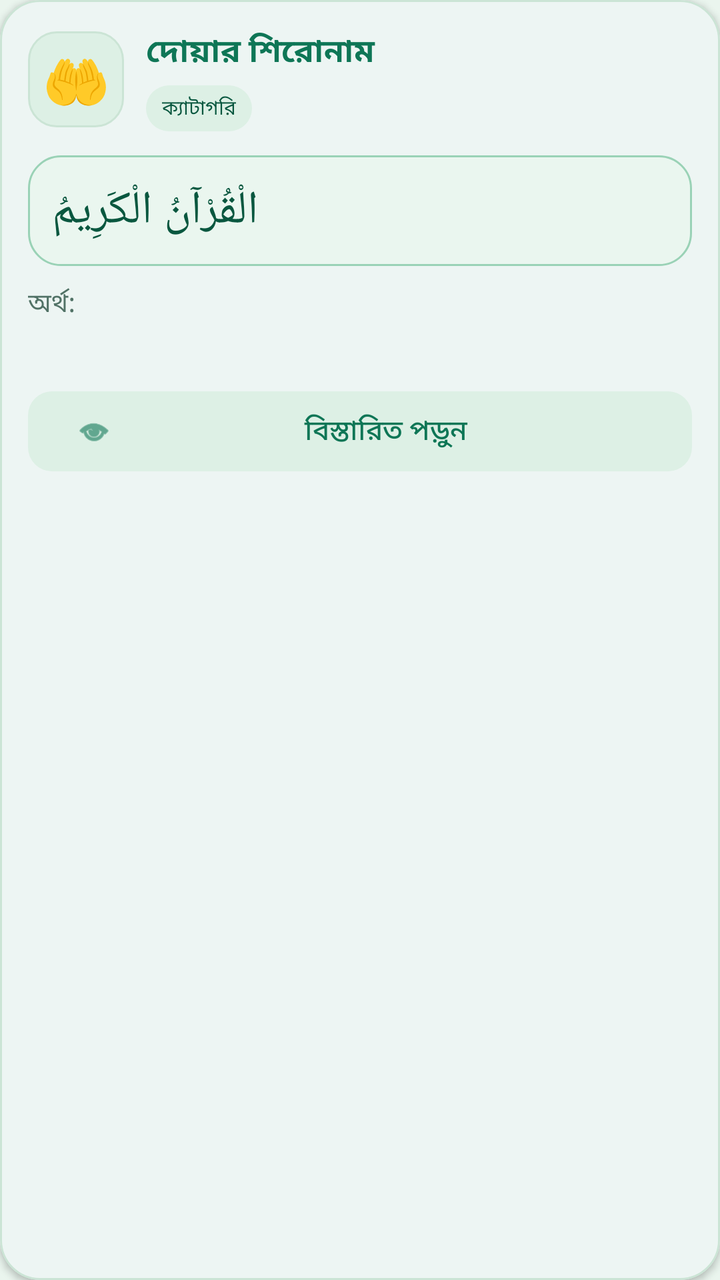
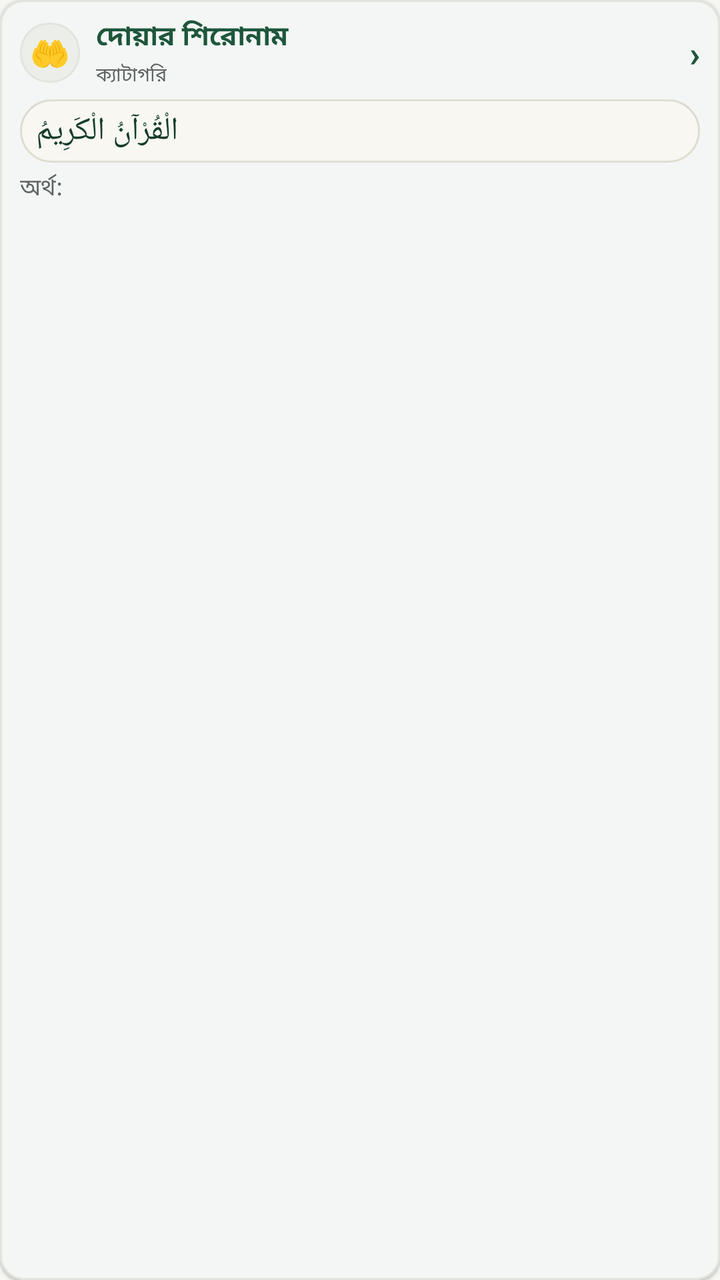

Screens rendered from an Android XML layout before and after an edit, with the pre-edit source and the edit as a unified diff.
<!-- AndroidManifest.xml: application theme Theme.IslamicAlarm -->
<!-- res/layout/item_dua.xml -->
<?xml version="1.0" encoding="utf-8"?>
<com.google.android.material.card.MaterialCardView xmlns:android="http://schemas.android.com/apk/res/android"
    xmlns:app="http://schemas.android.com/apk/res-auto"
    android:layout_width="match_parent"
    android:layout_height="wrap_content"
    android:layout_marginHorizontal="14dp"
    android:layout_marginVertical="7dp"
    android:clickable="true"
    android:focusable="true"
    app:cardBackgroundColor="@color/dua_surface"
    app:cardCornerRadius="20dp"
    app:cardElevation="2dp"
    app:strokeColor="@color/dua_border"
    app:strokeWidth="1dp">

    <LinearLayout
        android:layout_width="match_parent"
        android:layout_height="wrap_content"
        android:orientation="vertical"
        android:padding="14dp">

        <LinearLayout
            android:layout_width="match_parent"
            android:layout_height="wrap_content"
            android:gravity="center_vertical"
            android:orientation="horizontal">

            <TextView
                android:id="@+id/tvDuaIcon"
                android:layout_width="48dp"
                android:layout_height="48dp"
                android:background="@drawable/bg_dua_artwork"
                android:gravity="center"
                android:text="🤲"
                android:textSize="27sp" />

            <LinearLayout
                android:layout_width="0dp"
                android:layout_height="wrap_content"
                android:layout_marginStart="11dp"
                android:layout_weight="1"
                android:orientation="vertical">

                <TextView
                    android:id="@+id/tvDuaTitle"
                    android:layout_width="match_parent"
                    android:layout_height="wrap_content"
                    android:text="দোয়ার শিরোনাম"
                    android:textColor="@color/dua_primary"
                    android:textSize="16sp"
                    android:textStyle="bold" />

                <TextView
                    android:id="@+id/tvDuaCategoryTag"
                    android:layout_width="wrap_content"
                    android:layout_height="wrap_content"
                    android:layout_marginTop="5dp"
                    android:background="@drawable/bg_dua_count"
                    android:paddingHorizontal="8dp"
                    android:paddingVertical="4dp"
                    android:text="ক্যাটাগরি"
                    android:textColor="@color/dua_primary_dark"
                    android:textSize="10sp" />
            </LinearLayout>
        </LinearLayout>

        <TextView
            android:id="@+id/tvDuaArabic"
            android:layout_width="match_parent"
            android:layout_height="wrap_content"
            android:layout_marginTop="12dp"
            android:background="@drawable/bg_arabic_verse"
            android:gravity="end"
            android:lineSpacingExtra="5dp"
            android:maxLines="4"
            android:padding="12dp"
            android:text="الْقُرْآنُ الْكَرِيمُ"
            android:textColor="@color/dua_primary_dark"
            android:textDirection="rtl"
            android:textSize="23sp"
            android:fontFamily="serif" />

        <TextView
            android:id="@+id/tvDuaTranslation"
            android:layout_width="match_parent"
            android:layout_height="wrap_content"
            android:layout_marginTop="9dp"
            android:ellipsize="end"
            android:maxLines="3"
            android:text="অর্থ:"
            android:textColor="@color/dua_muted"
            android:textSize="13sp" />

        <TextView
            android:id="@+id/tvDuaWhen"
            android:layout_width="match_parent"
            android:layout_height="wrap_content"
            android:layout_marginTop="7dp"
            android:textColor="@color/dua_muted"
            android:textSize="12sp" />

        <com.google.android.material.button.MaterialButton
            android:id="@+id/btnOpenDuaDetail"
            style="@style/Widget.Material3.Button.TonalButton"
            android:layout_width="match_parent"
            android:layout_height="wrap_content"
            android:layout_marginTop="7dp"
            android:text="বিস্তারিত পড়ুন"
            android:textColor="@color/dua_primary"
            app:backgroundTint="@color/dua_soft_green"
            app:cornerRadius="12dp"
            app:icon="@android:drawable/ic_menu_view"
            app:iconTint="@color/dua_primary" />
    </LinearLayout>
</com.google.android.material.card.MaterialCardView>
<!-- resources referenced by this layout -->
<resources>
  <color name="dua_border">#CBE4D5</color>
  <color name="dua_muted">#517266</color>
  <color name="dua_primary">#0E7656</color>
  <color name="dua_primary_dark">#09573F</color>
  <color name="dua_soft_green">#DDF0E5</color>
  <color name="dua_surface">#FFFFFF</color>
  <!-- drawable bg_arabic_verse (drawable) -->
  <?xml version="1.0" encoding="utf-8"?>
  <shape xmlns:android="http://schemas.android.com/apk/res/android"
      android:shape="rectangle">
      <solid android:color="#EAF6EF" />
      <stroke
          android:width="1dp"
          android:color="#9AD2B6" />
      <corners android:radius="16dp" />
  </shape>
  <!-- drawable bg_dua_artwork (drawable) -->
  <?xml version="1.0" encoding="utf-8"?>
  <shape xmlns:android="http://schemas.android.com/apk/res/android">
      <solid android:color="@color/dua_soft_green" />
      <corners android:radius="14dp" />
      <stroke
          android:width="1dp"
          android:color="@color/dua_border" />
  </shape>
  <!-- drawable bg_dua_count (drawable) -->
  <?xml version="1.0" encoding="utf-8"?>
  <shape xmlns:android="http://schemas.android.com/apk/res/android">
      <solid android:color="@color/dua_soft_green"/>
      <corners android:radius="30dp"/>
  </shape>
  <style name="Theme.IslamicAlarm" parent="Theme.Material3.Light.NoActionBar">
          <item name="colorPrimary">@color/dua_primary</item>
          <item name="colorOnPrimary">@color/white</item>
          <item name="colorPrimaryDark">@color/primary_variant</item>
          <item name="colorSecondary">@color/secondary</item>
          <item name="colorOnSecondary">@color/white</item>
          <item name="colorSurface">@color/surface</item>
          <item name="colorOnSurface">@color/text_primary</item>
          <item name="android:colorBackground">@color/background</item>
          <item name="colorOnBackground">@color/text_primary</item>
          <item name="android:statusBarColor">@color/background</item>
          <item name="android:navigationBarColor">@color/background</item>
          <item name="android:windowLightStatusBar">true</item>
          <item name="android:windowLightNavigationBar">true</item>
          <item name="android:windowBackground">@color/background</item>
      </style>
  <color name="white">#FFFFFFFF</color>
  <color name="primary_variant">#09573F</color>
  <color name="secondary">#0E7656</color>
  <color name="surface">#FFFFFF</color>
  <color name="text_primary">#123328</color>
  <color name="background">#EAF5EE</color>
</resources>

<!-- the commit's change to res/layout/item_dua.xml (unified diff, before → after) -->
@@ -3,13 +3,13 @@
     xmlns:app="http://schemas.android.com/apk/res-auto"
     android:layout_width="match_parent"
     android:layout_height="wrap_content"
-    android:layout_marginHorizontal="14dp"
-    android:layout_marginVertical="7dp"
+    android:layout_marginHorizontal="12dp"
+    android:layout_marginVertical="3dp"
     android:clickable="true"
     android:focusable="true"
     app:cardBackgroundColor="@color/dua_surface"
-    app:cardCornerRadius="20dp"
-    app:cardElevation="2dp"
+    app:cardCornerRadius="12dp"
+    app:cardElevation="1dp"
     app:strokeColor="@color/dua_border"
     app:strokeWidth="1dp">
 
@@ -17,7 +17,8 @@
         android:layout_width="match_parent"
         android:layout_height="wrap_content"
         android:orientation="vertical"
-        android:padding="14dp">
+        android:paddingHorizontal="10dp"
+        android:paddingVertical="8dp">
 
         <LinearLayout
             android:layout_width="match_parent"
@@ -27,17 +28,17 @@
 
             <TextView
                 android:id="@+id/tvDuaIcon"
-                android:layout_width="48dp"
-                android:layout_height="48dp"
+                android:layout_width="30dp"
+                android:layout_height="30dp"
                 android:background="@drawable/bg_dua_artwork"
                 android:gravity="center"
                 android:text="🤲"
-                android:textSize="27sp" />
+                android:textSize="16sp" />
 
             <LinearLayout
                 android:layout_width="0dp"
                 android:layout_height="wrap_content"
-                android:layout_marginStart="11dp"
+                android:layout_marginStart="8dp"
                 android:layout_weight="1"
                 android:orientation="vertical">
 
@@ -45,71 +46,72 @@
                     android:id="@+id/tvDuaTitle"
                     android:layout_width="match_parent"
                     android:layout_height="wrap_content"
+                    android:ellipsize="end"
+                    android:maxLines="2"
                     android:text="দোয়ার শিরোনাম"
                     android:textColor="@color/dua_primary"
-                    android:textSize="16sp"
+                    android:textSize="13.5sp"
                     android:textStyle="bold" />
 
                 <TextView
                     android:id="@+id/tvDuaCategoryTag"
                     android:layout_width="wrap_content"
                     android:layout_height="wrap_content"
-                    android:layout_marginTop="5dp"
-                    android:background="@drawable/bg_dua_count"
-                    android:paddingHorizontal="8dp"
-                    android:paddingVertical="4dp"
+                    android:layout_marginTop="2dp"
+                    android:ellipsize="end"
+                    android:maxLines="1"
                     android:text="ক্যাটাগরি"
-                    android:textColor="@color/dua_primary_dark"
-                    android:textSize="10sp" />
+                    android:textColor="@color/dua_muted"
+                    android:textSize="9.5sp" />
             </LinearLayout>
+
+            <TextView
+                android:layout_width="wrap_content"
+                android:layout_height="wrap_content"
+                android:paddingStart="6dp"
+                android:text="›"
+                android:textColor="@color/dua_primary"
+                android:textSize="18sp"
+                android:textStyle="bold" />
         </LinearLayout>
 
         <TextView
             android:id="@+id/tvDuaArabic"
             android:layout_width="match_parent"
             android:layout_height="wrap_content"
-            android:layout_marginTop="12dp"
+            android:layout_marginTop="5dp"
             android:background="@drawable/bg_arabic_verse"
+            android:ellipsize="end"
+            android:fontFamily="serif"
             android:gravity="end"
-            android:lineSpacingExtra="5dp"
-            android:maxLines="4"
-            android:padding="12dp"
+            android:lineSpacingExtra="2dp"
+            android:maxLines="2"
+            android:paddingHorizontal="8dp"
+            android:paddingVertical="5dp"
             android:text="الْقُرْآنُ الْكَرِيمُ"
             android:textColor="@color/dua_primary_dark"
             android:textDirection="rtl"
-            android:textSize="23sp"
-            android:fontFamily="serif" />
+            android:textSize="16sp" />
 
         <TextView
             android:id="@+id/tvDuaTranslation"
             android:layout_width="match_parent"
             android:layout_height="wrap_content"
-            android:layout_marginTop="9dp"
+            android:layout_marginTop="4dp"
             android:ellipsize="end"
-            android:maxLines="3"
+            android:maxLines="2"
             android:text="অর্থ:"
             android:textColor="@color/dua_muted"
-            android:textSize="13sp" />
+            android:textSize="11.5sp" />
 
         <TextView
             android:id="@+id/tvDuaWhen"
             android:layout_width="match_parent"
             android:layout_height="wrap_content"
-            android:layout_marginTop="7dp"
-            android:textColor="@color/dua_muted"
-            android:textSize="12sp" />
-
-        <com.google.android.material.button.MaterialButton
-            android:id="@+id/btnOpenDuaDetail"
-            style="@style/Widget.Material3.Button.TonalButton"
-            android:layout_width="match_parent"
-            android:layout_height="wrap_content"
-            android:layout_marginTop="7dp"
-            android:text="বিস্তারিত পড়ুন"
-            android:textColor="@color/dua_primary"
-            app:backgroundTint="@color/dua_soft_green"
-            app:cornerRadius="12dp"
-            app:icon="@android:drawable/ic_menu_view"
-            app:iconTint="@color/dua_primary" />
+            android:layout_marginTop="2dp"
+            android:ellipsize="end"
+            android:maxLines="1"
+            android:textColor="@color/dua_primary_dark"
+            android:textSize="10.5sp" />
     </LinearLayout>
 </com.google.android.material.card.MaterialCardView>
<!-- resource entries referenced after the edit -->
@@ -1,19 +1,19 @@
 <!-- resources referenced by this layout -->
 <resources>
-  <color name="dua_border">#CBE4D5</color>
-  <color name="dua_muted">#517266</color>
-  <color name="dua_primary">#0E7656</color>
-  <color name="dua_primary_dark">#09573F</color>
-  <color name="dua_soft_green">#DDF0E5</color>
+  <color name="dua_border">#E2E4DE</color>
+  <color name="dua_muted">#5E6460</color>
+  <color name="dua_primary">#1E563B</color>
+  <color name="dua_primary_dark">#143D29</color>
+  <color name="dua_soft_green">#ECEFE9</color>
   <color name="dua_surface">#FFFFFF</color>
   <!-- drawable bg_arabic_verse (drawable) -->
   <?xml version="1.0" encoding="utf-8"?>
   <shape xmlns:android="http://schemas.android.com/apk/res/android"
       android:shape="rectangle">
-      <solid android:color="#EAF6EF" />
+      <solid android:color="#F8F7F2" />
       <stroke
           android:width="1dp"
-          android:color="#9AD2B6" />
+          android:color="#DFDDD3" />
       <corners android:radius="16dp" />
   </shape>
   <!-- drawable bg_dua_artwork (drawable) -->
@@ -24,12 +24,6 @@
       <stroke
           android:width="1dp"
           android:color="@color/dua_border" />
-  </shape>
-  <!-- drawable bg_dua_count (drawable) -->
-  <?xml version="1.0" encoding="utf-8"?>
-  <shape xmlns:android="http://schemas.android.com/apk/res/android">
-      <solid android:color="@color/dua_soft_green"/>
-      <corners android:radius="30dp"/>
   </shape>
   <style name="Theme.IslamicAlarm" parent="Theme.Material3.Light.NoActionBar">
           <item name="colorPrimary">@color/dua_primary</item>
@@ -48,10 +42,10 @@
           <item name="android:windowBackground">@color/background</item>
       </style>
   <color name="white">#FFFFFFFF</color>
-  <color name="primary_variant">#09573F</color>
-  <color name="secondary">#0E7656</color>
+  <color name="primary_variant">#143D29</color>
+  <color name="secondary">#1E563B</color>
   <color name="surface">#FFFFFF</color>
-  <color name="text_primary">#123328</color>
-  <color name="background">#EAF5EE</color>
+  <color name="text_primary">#1A1D1B</color>
+  <color name="background">#F6F6F3</color>
 </resources>
 
